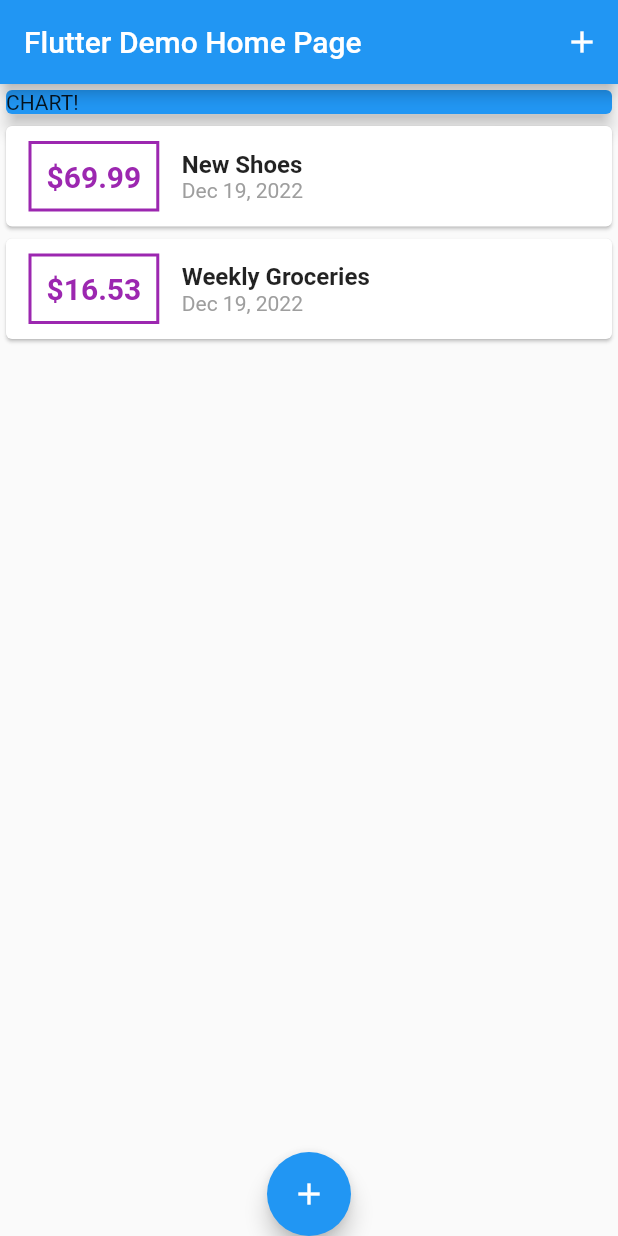
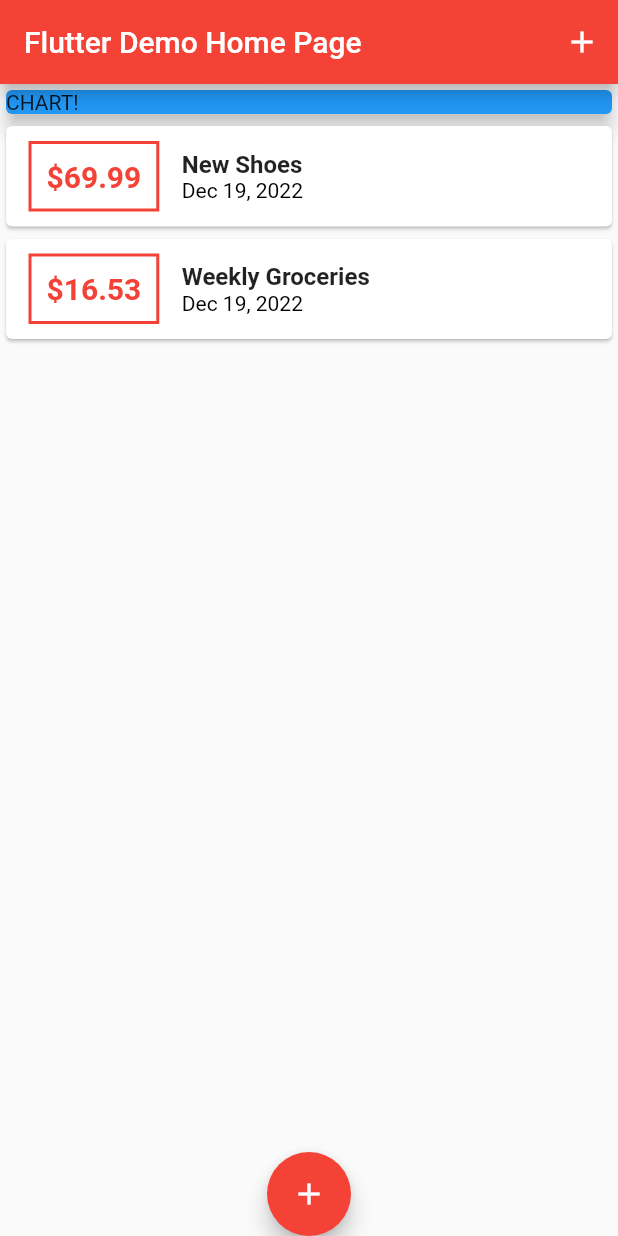
Before and after one commit to sinjikoro/personal_expenses, a Flutter app: the screen it shows after launch, on a phone screen of 412 x 824 dp. Run offline on Flutter 3.47's test engine with Material 2 defaults, Android fonts, the phone set to English and light mode, and no system bars.

Commit message:
96. Configuring & Using Themes

```diff
--- a/lib/main.dart
+++ b/lib/main.dart
@@ -15,7 +15,7 @@ class MyApp extends StatelessWidget {
     return MaterialApp(
       title: 'Flutter Demo',
       theme: ThemeData(
-        primarySwatch: Colors.blue,
+        primarySwatch: Colors.red,
       ),
       home: MyHomePage(title: 'Flutter Demo Home Page'),
     );
--- a/lib/widgets/transaction_list.dart
+++ b/lib/widgets/transaction_list.dart
@@ -23,14 +23,15 @@ class TransactionList extends StatelessWidget {
                       horizontal: 15,
                     ),
                     decoration: BoxDecoration(
-                        border: Border.all(color: Colors.purple, width: 2)),
+                        border: Border.all(
+                            color: Theme.of(context).primaryColor, width: 2)),
                     padding: const EdgeInsets.all(10),
                     child: Text(
                       '\$${transactions[index].amount.toStringAsFixed(2)}',
-                      style: const TextStyle(
+                      style: TextStyle(
                         fontWeight: FontWeight.bold,
                         fontSize: 20,
-                        color: Colors.purple,
+                        color: Theme.of(context).primaryColor,
                       ),
                     ),
                   ),
@@ -46,7 +47,7 @@ class TransactionList extends StatelessWidget {
                       ),
                       Text(
                         DateFormat.yMMMd().format(transactions[index].date),
-                        style: const TextStyle(color: Colors.grey),
+                        style: TextStyle(color: Theme.of(context).shadowColor),
                       ),
                     ],
                   )
```
